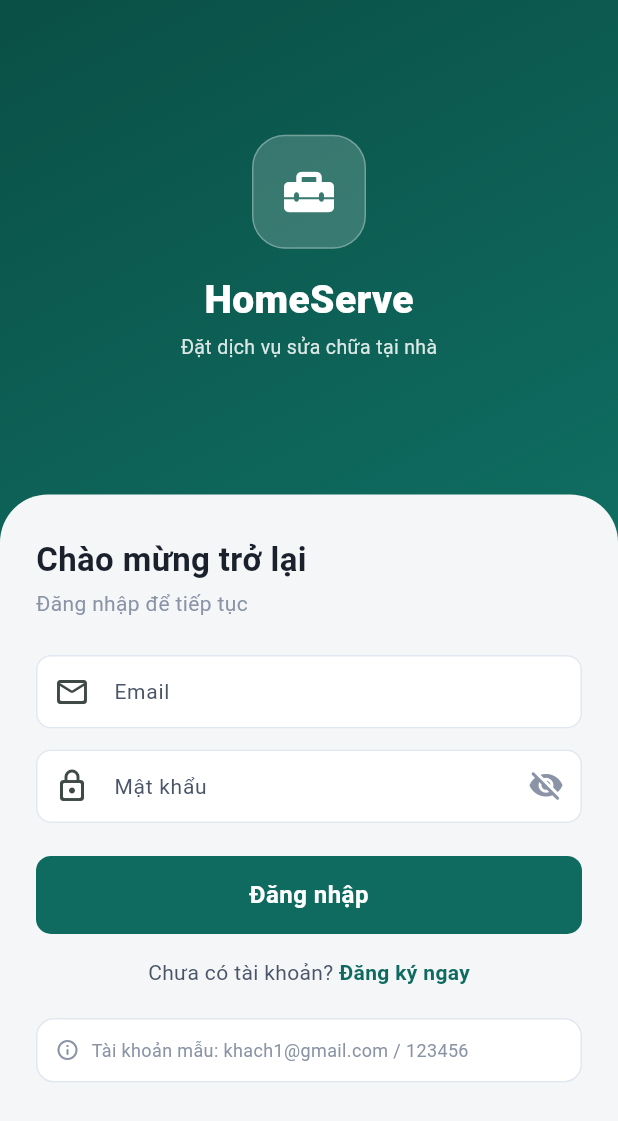
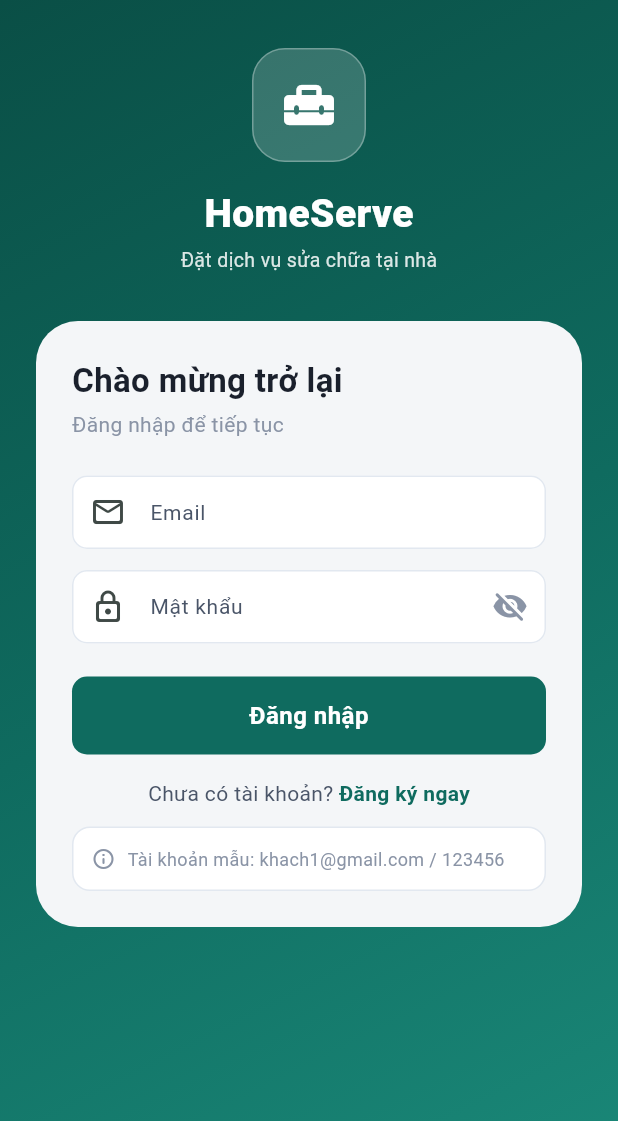
Before and after one commit to nguyenduytuan20415/HomeServe, a Flutter app: the screen it shows after launch, on a phone screen of 412 x 824 dp. Shown: the top 1121 px of the screen. Run offline on Flutter 3.47's test engine with Material 3 defaults, Android fonts, the phone set to English and light mode, and no system bars; our stand-ins replace image_picker, shared_preferences; accounts and stored records are empty.

Commit message:
Fix login scrollable de khong bi che boi ban phim

```diff
--- a/client-flutter/lib/screens/auth/login_screen.dart
+++ b/client-flutter/lib/screens/auth/login_screen.dart
@@ -20,18 +20,20 @@ class _LoginScreenState extends State<LoginScreen> {
   @override
   Widget build(BuildContext context) {
     final auth = context.watch<AuthProvider>();
+    final h = MediaQuery.of(context).size.height;
     return Scaffold(
+      resizeToAvoidBottomInset: true,
       body: Container(
         decoration: BoxDecoration(gradient: AppTheme.headerGradient),
         child: SafeArea(
+          child: SingleChildScrollView(
+            padding: const EdgeInsets.symmetric(horizontal: 24),
+            child: ConstrainedBox(
+              constraints: BoxConstraints(minHeight: h - MediaQuery.of(context).padding.top - MediaQuery.of(context).padding.bottom),
+              child: IntrinsicHeight(
                 child: Column(
                   children: [
-              Expanded(
-                flex: 4,
-                child: Center(
-                  child: Column(
-                    mainAxisSize: MainAxisSize.min,
-                    children: [
+                    const SizedBox(height: 32),
                     Container(
                       width: 76,
                       height: 76,
@@ -46,20 +48,14 @@ class _LoginScreenState extends State<LoginScreen> {
                     const Text('HomeServe', style: TextStyle(color: Colors.white, fontSize: 26, fontWeight: FontWeight.w800)),
                     const SizedBox(height: 4),
                     Text('Đặt dịch vụ sửa chữa tại nhà', style: TextStyle(color: Colors.white.withValues(alpha: 0.85), fontSize: 13)),
-                    ],
+                    const SizedBox(height: 32),
+                    Container(
+                      width: double.infinity,
+                      padding: const EdgeInsets.all(24),
+                      decoration: BoxDecoration(
+                        color: AppTheme.bg,
+                        borderRadius: BorderRadius.circular(28),
                       ),
-                ),
-              ),
-              Expanded(
-                flex: 6,
-                child: Container(
-                  width: double.infinity,
-                  decoration: const BoxDecoration(
-                    color: AppTheme.bg,
-                    borderRadius: BorderRadius.vertical(top: Radius.circular(32)),
-                  ),
-                  child: SingleChildScrollView(
-                    padding: const EdgeInsets.fromLTRB(24, 28, 24, 24),
                       child: Form(
                         key: _form,
                         child: Column(
@@ -119,7 +115,7 @@ class _LoginScreenState extends State<LoginScreen> {
                                 ),
                               ],
                             ),
-                          const SizedBox(height: 20),
+                            const SizedBox(height: 12),
                             Container(
                               padding: const EdgeInsets.all(12),
                               decoration: BoxDecoration(
@@ -139,9 +135,11 @@ class _LoginScreenState extends State<LoginScreen> {
                         ),
                       ),
                     ),
+                    const SizedBox(height: 24),
+                  ],
                 ),
               ),
-            ],
+            ),
           ),
         ),
       ),
```
Lines whose indentation alone changed are shown as unchanged.
